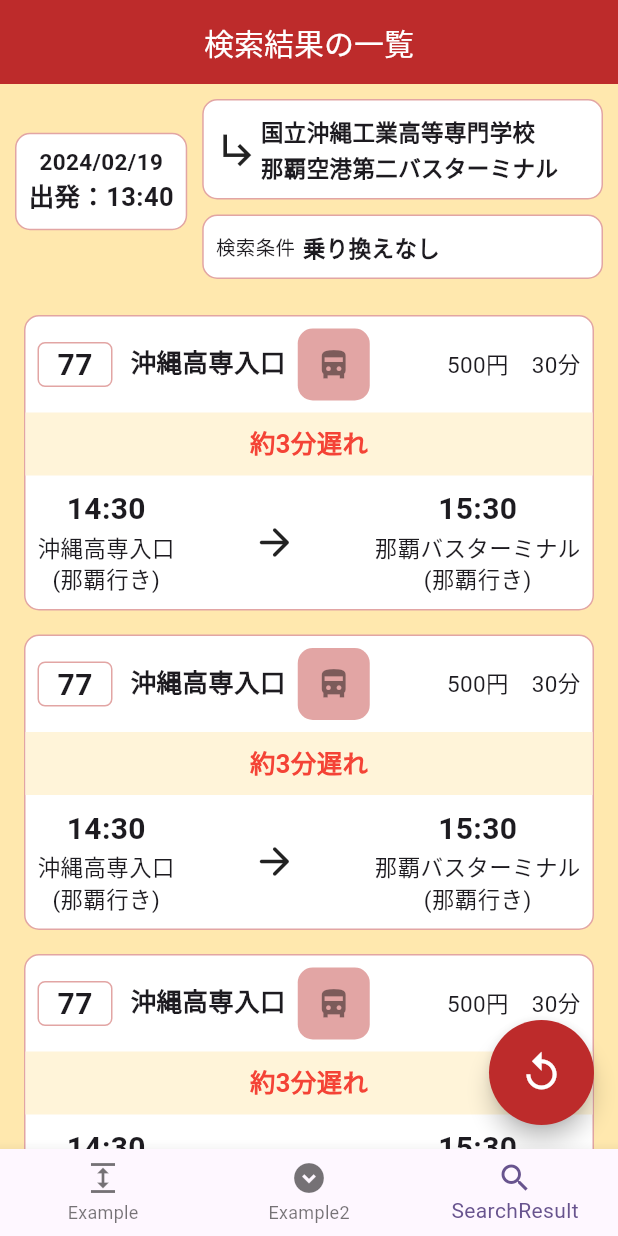
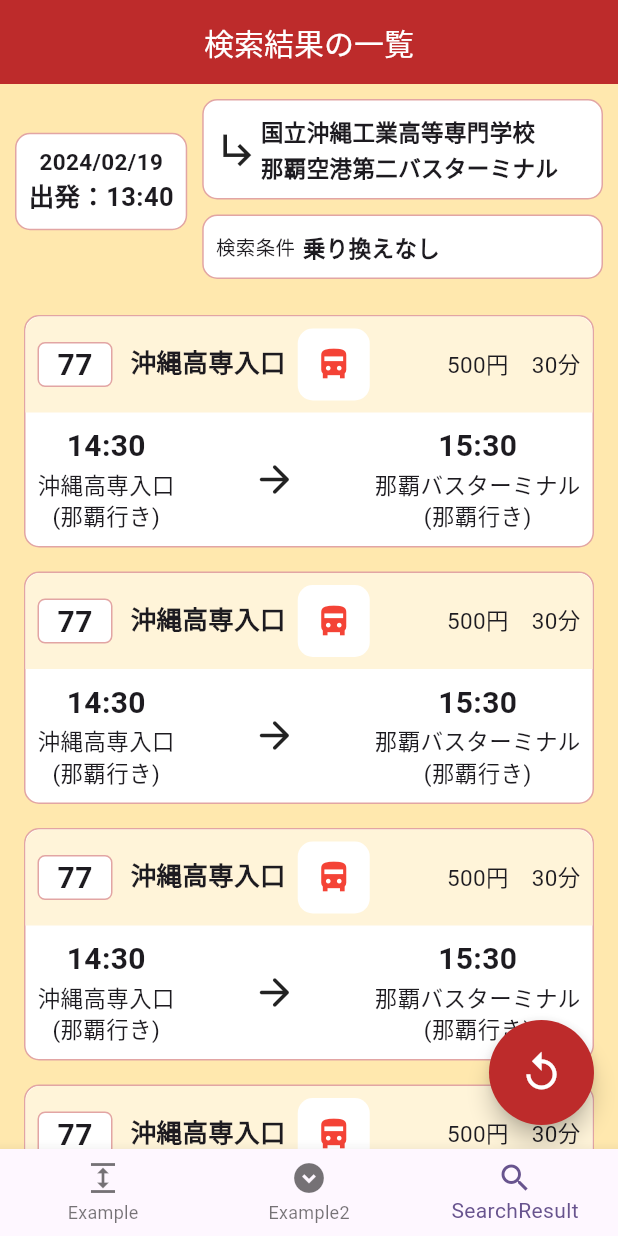
Before and after one commit to Yoshidagumi-group5/bus_app, a Flutter app: the screen it shows after launch, item 3 of the bottom bar chosen, on a phone screen of 412 x 824 dp. Run offline on Flutter 3.47's test engine with Material 3 defaults, Android fonts, the phone set to English and light mode, and no system bars; our stand-ins replace flutter_riverpod.

Commit message:
遅延時間の表示を削除

```diff
--- a/lib/pages/SearchResult.dart
+++ b/lib/pages/SearchResult.dart
@@ -202,13 +202,13 @@ class SearchResult extends ConsumerWidget {
                 child: ListView(
                   shrinkWrap: true,
                   children: const [
-                    SearchResultClass(0, 77, 500, 30, 3, '14:30', '15:30',
+                    SearchResultClass(0, 77, 500, 30, '14:30', '15:30',
                         '沖縄高専入口', '那覇バスターミナル'),
-                    SearchResultClass(1, 77, 500, 30, 3, '14:30', '15:30',
+                    SearchResultClass(1, 77, 500, 30, '14:30', '15:30',
                         '沖縄高専入口', '那覇バスターミナル'),
-                    SearchResultClass(2, 77, 500, 30, 3, '14:30', '15:30',
+                    SearchResultClass(2, 77, 500, 30, '14:30', '15:30',
                         '沖縄高専入口', '那覇バスターミナル'),
-                    SearchResultClass(3, 77, 500, 30, 3, '14:30', '15:30',
+                    SearchResultClass(3, 77, 500, 30, '14:30', '15:30',
                         '沖縄高専入口', '那覇バスターミナル'),
                   ],
                 ),
@@ -236,22 +236,13 @@ class SearchResult extends ConsumerWidget {
 }
 
 class SearchResultClass extends ConsumerWidget {
-  const SearchResultClass(
-      this.resultNum,
-      this.busNum,
-      this.cost,
-      this.time,
-      this.delayTime,
-      this.startTime,
-      this.endTime,
-      this.startBusStop,
-      this.endBusStop,
+  const SearchResultClass(this.resultNum, this.busNum, this.cost, this.time,
+      this.startTime, this.endTime, this.startBusStop, this.endBusStop,
       {super.key});
   final int resultNum; //表示される結果一覧の内、何番目の結果か示す番号、バス登録ボタンなどに使用
   final int busNum; //バスの番号：77番
   final int cost; //バスの値段：500円
   final int time; //バスの所要時間：30分
-  final int delayTime; //バスの遅延時間：3分遅れ
   final String startTime; //バスの発車時刻,14:30
   final String endTime; //バスの到着時刻,15:30
   final String startBusStop; //乗るバス停の名前：沖縄高専入口
@@ -271,7 +262,13 @@ class SearchResultClass extends ConsumerWidget {
         ),
         child: Column(
           children: [
-            Row(
+            Container(
+              decoration: const BoxDecoration(
+                  color: Color(0xFFFFF4D9),
+                  borderRadius: BorderRadius.vertical(
+                    top: Radius.circular(10),
+                  )),
+              child: Row(
                 children: [
                   Padding(
                     padding: const EdgeInsets.all(8.0),
@@ -315,7 +312,8 @@ class SearchResultClass extends ConsumerWidget {
                   ),
                 ],
               ),
-            Container(
+            ),
+            /*Container(
               decoration: const BoxDecoration(
                 color: Color(0xFFFFF4D9),
               ),
@@ -334,7 +332,7 @@ class SearchResultClass extends ConsumerWidget {
                   ),
                 ],
               ),
-            ),
+            ),*/
             Row(
               mainAxisAlignment: MainAxisAlignment.spaceBetween,
               children: [
@@ -563,15 +561,18 @@ class BusRegisterationButton extends ConsumerWidget {
       padding: const EdgeInsets.all(8.0),
       child: Container(
         decoration: BoxDecoration(
+          //border: Border.all(color: const Color(0xFFE2A5A4)),
           borderRadius: BorderRadius.circular(10),
-            color: const Color(0xFFE2A5A4)),
+          color: color ? Colors.red : Colors.white,
+        ),
         child: IconButton(
           onPressed: () {
             ref.read(providers.notifier).state = !color;
           },
           icon: Icon(
             Icons.directions_bus_filled_sharp,
-            color: color ? Colors.black : Colors.black45,
+            size: 25,
+            color: color ? Colors.white : Colors.red,
           ),
         ),
       ),
```
Lines whose indentation alone changed are shown as unchanged.
